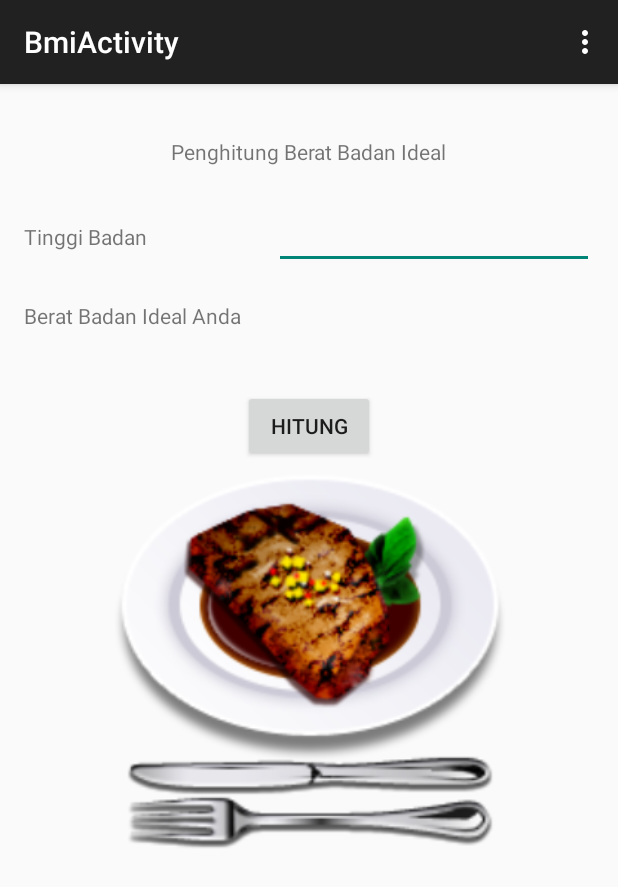
After one commit to aprijal-psrb/PraktikumAndroid, an Android app: the BmiActivity screen opened directly, with no data from a screen before it, on a phone screen of 412 x 824 dp. The commit adds this screen. Shown: the top 887 px of the screen. Run offline under Robolectric (Android 15) with nearby library versions, the phone set to English and light mode, and no system bars.

Commit message:
Update terbaru sampai pertemuan ke 5

```diff
--- /dev/null
+++ b/app/src/main/java/com/hasyim/pertemuanpertama/BmiActivity.java
@@ -0,0 +1,61 @@
+package com.hasyim.pertemuanpertama;
+
+import android.support.v7.app.ActionBarActivity;
+import android.os.Bundle;
+import android.view.Menu;
+import android.view.MenuItem;
+import android.view.View;
+import android.widget.Button;
+import android.widget.EditText;
+import android.widget.TextView;
+
+
+public class BmiActivity extends ActionBarActivity {
+
+    @Override
+    protected void onCreate(Bundle savedInstanceState) {
+        super.onCreate(savedInstanceState);
+        setContentView(R.layout.activity_bmi);
+
+        // penghitung berat badan ideal
+        // Rumus : (Tinggi Badan - 100)*90%
+
+        final EditText tinggi = (EditText) findViewById(R.id.editText1);
+        final TextView viewHasil = (TextView) findViewById(R.id.viewHasil);
+        Button hitung = (Button) findViewById(R.id.btnHitung);
+
+        hitung.setOnClickListener(new View.OnClickListener() {
+
+            @Override
+            public void onClick(View arg0) {
+                // TODO Auto-generated method stub
+                int h=Integer.parseInt(tinggi.getText().toString());
+                double hasil = ((h-100)*0.90);
+                viewHasil.setText(String.valueOf(hasil));
+            }
+        });
+    }
+
+
+    @Override
+    public boolean onCreateOptionsMenu(Menu menu) {
+        // Inflate the menu; this adds items to the action bar if it is present.
+        getMenuInflater().inflate(R.menu.menu_bmi, menu);
+        return true;
+    }
+
+    @Override
+    public boolean onOptionsItemSelected(MenuItem item) {
+        // Handle action bar item clicks here. The action bar will
+        // automatically handle clicks on the Home/Up button, so long
+        // as you specify a parent activity in AndroidManifest.xml.
+        int id = item.getItemId();
+
+        //noinspection SimplifiableIfStatement
+        if (id == R.id.action_settings) {
+            return true;
+        }
+
+        return super.onOptionsItemSelected(item);
+    }
+}
--- a/app/src/main/res/drawable/background_button.xml
+++ b/app/src/main/res/drawable/background_button.xml
@@ -18,7 +18,7 @@
                      android:topRightRadius="15dip"
                      android:bottomLeftRadius="15dip"
                      android:bottomRightRadius="15dip"/>
-            <solid android:color="#e3e3e3"/>
+            <solid android:color="#9e9e9e"/>
         </shape>
     </item>
     <!-- <item android:state_pressed="true">
--- a/app/src/main/res/drawable/circle.xml
+++ b/app/src/main/res/drawable/circle.xml
@@ -1,5 +1,6 @@
 <?xml version="1.0" encoding="utf-8"?>
-<shape xmlns:android="http://schemas.android.com/apk/res/android"
+<shape
+    xmlns:android="http://schemas.android.com/apk/res/android"
     android:shape="oval" >
 
     <corners
@@ -9,7 +10,7 @@
         android:topRightRadius="20dp" />
 
     <stroke
-        android:width=" 5dp"
+        android:width="5dp"
         android:color="#ffffff" >
     </stroke>
 
--- /dev/null
+++ b/app/src/main/res/layout/activity_bmi.xml
@@ -0,0 +1,71 @@
+<RelativeLayout xmlns:android="http://schemas.android.com/apk/res/android"
+                xmlns:tools="http://schemas.android.com/tools"
+                android:layout_width="match_parent"
+                android:layout_height="match_parent"
+                android:paddingLeft="@dimen/activity_horizontal_margin"
+                android:paddingRight="@dimen/activity_horizontal_margin"
+                android:paddingTop="@dimen/activity_vertical_margin"
+                android:paddingBottom="@dimen/activity_vertical_margin"
+                tools:context="com.hasyim.pertemuanpertama.BmiActivity">
+
+    <ImageView
+        android:id="@+id/ImageView"
+        android:layout_width="match_parent"
+        android:layout_height="match_parent"
+        android:src="@drawable/steak">
+    </ImageView>
+
+    <TextView
+        android:id="@+id/textView1"
+        android:layout_width="wrap_content"
+        android:layout_height="wrap_content"
+        android:layout_alignParentTop="true"
+        android:layout_centerHorizontal="true"
+        android:layout_marginTop="19dp"
+        android:text="Penghitung Berat Badan Ideal" />
+
+    <TextView
+        android:id="@+id/textView2"
+        android:layout_width="wrap_content"
+        android:layout_height="wrap_content"
+        android:layout_below="@+id/textView1"
+        android:layout_marginTop="37dp"
+        android:text="Tinggi Badan" />
+
+    <EditText
+        android:id="@+id/editText1"
+        android:layout_width="wrap_content"
+        android:layout_height="wrap_content"
+        android:layout_alignBaseline="@+id/textView2"
+        android:layout_alignBottom="@+id/textView2"
+        android:layout_alignParentRight="true"
+        android:ems="10" />
+
+    <TextView
+        android:id="@+id/textView3"
+        android:layout_width="wrap_content"
+        android:layout_height="wrap_content"
+        android:layout_alignParentLeft="true"
+        android:layout_below="@+id/editText1"
+        android:layout_marginTop="21dp"
+        android:text="Berat Badan Ideal Anda" />
+
+    <Button
+        android:id="@+id/btnHitung"
+        android:layout_width="wrap_content"
+        android:layout_height="wrap_content"
+        android:layout_below="@+id/viewHasil"
+        android:layout_centerHorizontal="true"
+        android:layout_marginTop="32dp"
+        android:text="Hitung" />
+
+    <TextView
+        android:id="@+id/viewHasil"
+        android:layout_width="wrap_content"
+        android:layout_height="wrap_content"
+        android:layout_alignRight="@+id/btnHitung"
+        android:layout_alignTop="@+id/textView3"
+        android:textSize="20sp"
+        />
+
+</RelativeLayout>
--- /dev/null
+++ b/app/src/main/res/menu/menu_bmi.xml
@@ -0,0 +1,9 @@
+<menu xmlns:android="http://schemas.android.com/apk/res/android"
+      xmlns:app="http://schemas.android.com/apk/res-auto"
+      xmlns:tools="http://schemas.android.com/tools"
+      tools:context="com.hasyim.pertemuanpertama.BmiActivity">
+    <item android:id="@+id/action_settings"
+          android:title="@string/action_settings"
+          android:orderInCategory="100"
+          app:showAsAction="never"/>
+</menu>
```
Also changed, not shown: app/src/main/AndroidManifest.xml (+14 -1 lines), app/src/main/java/com/hasyim/pertemuanpertama/ContohActivity.java (added, +68 -0 lines), app/src/main/java/com/hasyim/pertemuanpertama/InputActivity.java (added, +69 -0 lines), app/src/main/java/com/hasyim/pertemuanpertama/MainActivity.java (+18 -0 lines), app/src/main/java/com/hasyim/pertemuanpertama/UtsActivity.java (added, +39 -0 lines), app/src/main/res/layout/activity_contoh.xml (added, +26 -0 lines), app/src/main/res/layout/activity_input_app.xml (added, +56 -0 lines), app/src/main/res/layout/activity_main.xml (+19 -7 lines), app/src/main/res/layout/activity_test.xml (added, +91 -0 lines), app/src/main/res/layout/activity_uts.xml (added, +49 -0 lines), app/src/main/res/menu/menu_contoh.xml (added, +9 -0 lines), app/src/main/res/menu/menu_uts.xml (added, +9 -0 lines), app/src/main/res/values/strings.xml (+6 -3 lines).
